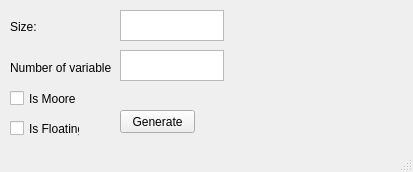
The window that Automat-komorkowy/Generate.ui (Lipa1333/Automat-komorkowy) describes before a commit, drawn with Qt 5.
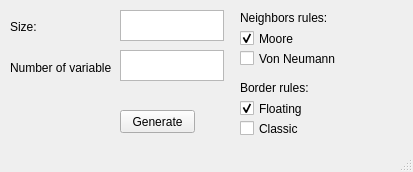
The same window after the commit.

Patch:
```diff
--- a/Automat-komorkowy/Generate.ui
+++ b/Automat-komorkowy/Generate.ui
@@ -43,27 +43,33 @@
    <widget class="QCheckBox" name="MooreBox">
     <property name="geometry">
      <rect>
-      <x>10</x>
-      <y>90</y>
+      <x>240</x>
+      <y>30</y>
       <width>70</width>
       <height>17</height>
      </rect>
     </property>
     <property name="text">
-     <string>Is Moore</string>
+     <string>Moore</string>
+    </property>
+    <property name="checked">
+     <bool>true</bool>
     </property>
    </widget>
    <widget class="QCheckBox" name="FloatBox">
     <property name="geometry">
      <rect>
-      <x>10</x>
-      <y>120</y>
+      <x>240</x>
+      <y>100</y>
       <width>70</width>
       <height>17</height>
      </rect>
     </property>
     <property name="text">
-     <string>Is Floating</string>
+     <string>Floating</string>
+    </property>
+    <property name="checked">
+     <bool>true</bool>
     </property>
    </widget>
    <widget class="QPushButton" name="GenerateButton">
@@ -99,6 +105,58 @@
      </rect>
     </property>
    </widget>
+   <widget class="QLabel" name="label">
+    <property name="geometry">
+     <rect>
+      <x>240</x>
+      <y>10</y>
+      <width>101</width>
+      <height>16</height>
+     </rect>
+    </property>
+    <property name="text">
+     <string>Neighbors rules:</string>
+    </property>
+   </widget>
+   <widget class="QCheckBox" name="VonBox">
+    <property name="geometry">
+     <rect>
+      <x>240</x>
+      <y>50</y>
+      <width>121</width>
+      <height>17</height>
+     </rect>
+    </property>
+    <property name="text">
+     <string>Von Neumann</string>
+    </property>
+   </widget>
+   <widget class="QLabel" name="label_2">
+    <property name="geometry">
+     <rect>
+      <x>240</x>
+      <y>80</y>
+      <width>111</width>
+      <height>16</height>
+     </rect>
+    </property>
+    <property name="text">
+     <string>Border rules:</string>
+    </property>
+   </widget>
+   <widget class="QCheckBox" name="ClassicBox">
+    <property name="geometry">
+     <rect>
+      <x>240</x>
+      <y>120</y>
+      <width>70</width>
+      <height>17</height>
+     </rect>
+    </property>
+    <property name="text">
+     <string>Classic</string>
+    </property>
+   </widget>
   </widget>
   <widget class="QStatusBar" name="statusbar"/>
  </widget>
```
